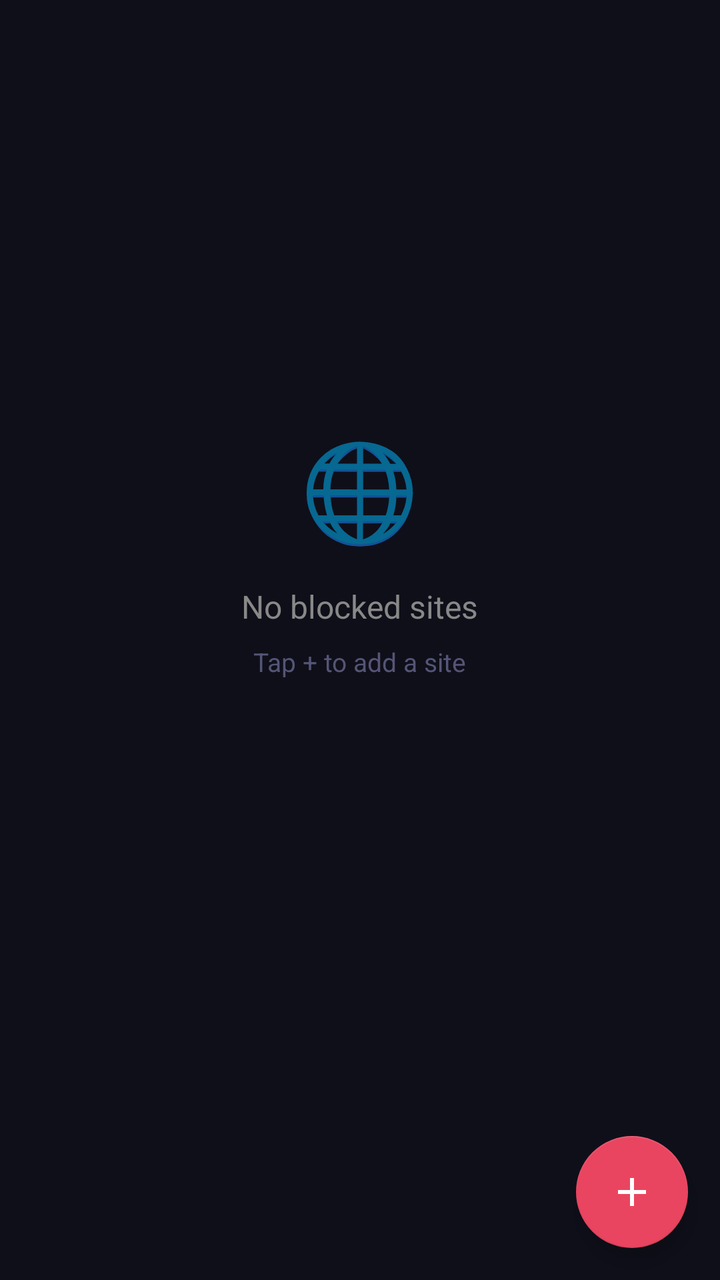
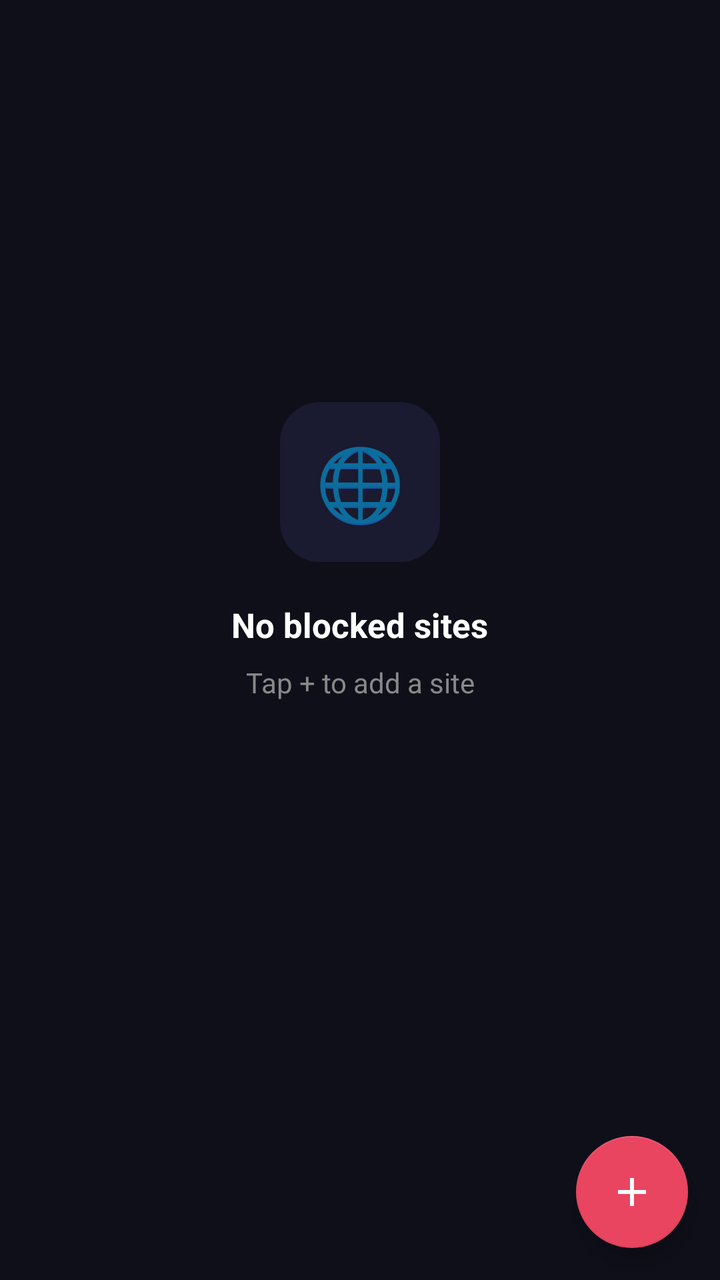

Two renders of the same Android screen: before a commit and after it. Below are the layout's source before the change and the commit's diff.
<!-- AndroidManifest.xml: application theme Theme.ITNSecureBrowser -->
<!-- res/layout/fragment_sites.xml -->
<?xml version="1.0" encoding="utf-8"?>
<LinearLayout xmlns:android="http://schemas.android.com/apk/res/android"
    android:layout_width="match_parent"
    android:layout_height="match_parent"
    android:orientation="vertical"
    android:background="#0F0F1A">

    
    <LinearLayout
        android:id="@+id/emptyState"
        android:layout_width="match_parent"
        android:layout_height="0dp"
        android:layout_weight="1"
        android:orientation="vertical"
        android:gravity="center"
        android:visibility="visible">

        <TextView
            android:layout_width="wrap_content"
            android:layout_height="wrap_content"
            android:text="🌐"
            android:textSize="48sp"
            android:layout_marginBottom="16dp" />

        <TextView
            android:layout_width="wrap_content"
            android:layout_height="wrap_content"
            android:text="@string/sites_empty_title"
            android:textColor="#888888"
            android:textSize="16sp" />

        <TextView
            android:layout_width="wrap_content"
            android:layout_height="wrap_content"
            android:text="@string/sites_empty_hint"
            android:textColor="#555577"
            android:textSize="13sp"
            android:layout_marginTop="8dp" />
    </LinearLayout>

    
    <androidx.recyclerview.widget.RecyclerView
        android:id="@+id/sitesList"
        android:layout_width="match_parent"
        android:layout_height="0dp"
        android:layout_weight="1"
        android:visibility="gone"
        android:clipToPadding="false"
        android:paddingBottom="80dp" />

    
    <FrameLayout
        android:layout_width="match_parent"
        android:layout_height="wrap_content">

        <com.google.android.material.floatingactionbutton.FloatingActionButton
            android:id="@+id/fabAddSite"
            android:layout_width="wrap_content"
            android:layout_height="wrap_content"
            android:layout_gravity="end|bottom"
            android:layout_margin="16dp"
            android:src="@drawable/ic_add"
            android:contentDescription="Add site"
            app:backgroundTint="@color/accent"
            app:tint="#FFFFFF"
            xmlns:app="http://schemas.android.com/apk/res-auto" />
    </FrameLayout>

</LinearLayout>
<!-- resources referenced by this layout -->
<resources>
  <color name="accent">#E94560</color>
  <!-- drawable ic_add (drawable) -->
  <vector xmlns:android="http://schemas.android.com/apk/res/android"
      android:width="24dp"
      android:height="24dp"
      android:viewportWidth="24"
      android:viewportHeight="24">
      <path
          android:fillColor="#FFFFFF"
          android:pathData="M19,13h-6v6h-2v-6H5v-2h6V5h2v6h6v2z" />
  </vector>
  <string name="sites_empty_hint">Tap + to add a site</string>
  <string name="sites_empty_title">No blocked sites</string>
  <style name="Theme.ITNSecureBrowser" parent="Theme.MaterialComponents.DayNight.NoActionBar">
          <item name="colorPrimary">@color/tab_active</item>
          <item name="colorPrimaryVariant">@color/bg_tab_bar</item>
          <item name="colorOnPrimary">@color/text_primary</item>
          <item name="colorSecondary">@color/accent</item>
          <item name="colorOnSecondary">@color/text_primary</item>
          <item name="android:windowBackground">@color/bg_toolbar</item>
          <item name="android:statusBarColor">@color/bg_tab_bar</item>
          <item name="android:navigationBarColor">@color/bg_tab_bar</item>
          <item name="android:windowLightStatusBar">false</item>
      </style>
  <color name="tab_active">#0F3460</color>
  <color name="bg_tab_bar">#1A1A2E</color>
  <color name="text_primary">#FFFFFF</color>
  <color name="bg_toolbar">#16213E</color>
</resources>

<!-- the commit's change to res/layout/fragment_sites.xml (unified diff, before → after) -->
@@ -1,9 +1,10 @@
 <?xml version="1.0" encoding="utf-8"?>
 <LinearLayout xmlns:android="http://schemas.android.com/apk/res/android"
+    xmlns:app="http://schemas.android.com/apk/res-auto"
     android:layout_width="match_parent"
     android:layout_height="match_parent"
     android:orientation="vertical"
-    android:background="#0F0F1A">
+    android:background="@color/bg_page">
 
     
     <LinearLayout
@@ -13,29 +14,40 @@
         android:layout_weight="1"
         android:orientation="vertical"
         android:gravity="center"
-        android:visibility="visible">
+        android:visibility="visible"
+        android:paddingStart="32dp"
+        android:paddingEnd="32dp">
 
-        <TextView
-            android:layout_width="wrap_content"
-            android:layout_height="wrap_content"
-            android:text="🌐"
-            android:textSize="48sp"
-            android:layout_marginBottom="16dp" />
+        <FrameLayout
+            android:layout_width="80dp"
+            android:layout_height="80dp"
+            android:background="@drawable/bg_empty_state_card"
+            android:layout_marginBottom="20dp">
+
+            <TextView
+                android:layout_width="wrap_content"
+                android:layout_height="wrap_content"
+                android:text="🌐"
+                android:textSize="36sp"
+                android:layout_gravity="center" />
+        </FrameLayout>
 
         <TextView
             android:layout_width="wrap_content"
             android:layout_height="wrap_content"
             android:text="@string/sites_empty_title"
-            android:textColor="#888888"
-            android:textSize="16sp" />
+            android:textColor="@color/text_primary"
+            android:textSize="17sp"
+            android:textStyle="bold" />
 
         <TextView
             android:layout_width="wrap_content"
             android:layout_height="wrap_content"
             android:text="@string/sites_empty_hint"
-            android:textColor="#555577"
-            android:textSize="13sp"
-            android:layout_marginTop="8dp" />
+            android:textColor="@color/text_secondary"
+            android:textSize="14sp"
+            android:layout_marginTop="8dp"
+            android:gravity="center" />
     </LinearLayout>
 
     
@@ -46,7 +58,10 @@
         android:layout_weight="1"
         android:visibility="gone"
         android:clipToPadding="false"
-        android:paddingBottom="80dp" />
+        android:paddingStart="12dp"
+        android:paddingEnd="12dp"
+        android:paddingTop="12dp"
+        android:paddingBottom="88dp" />
 
     
     <FrameLayout
@@ -63,7 +78,7 @@
             android:contentDescription="Add site"
             app:backgroundTint="@color/accent"
             app:tint="#FFFFFF"
-            xmlns:app="http://schemas.android.com/apk/res-auto" />
+            app:shapeAppearanceOverlay="@style/ShapeAppearanceOverlay.FAB" />
     </FrameLayout>
 
 </LinearLayout>
<!-- resource entries referenced after the edit -->
@@ -1,6 +1,7 @@
 <!-- resources referenced by this layout -->
 <resources>
   <color name="accent">#E94560</color>
+  <color name="bg_page">#0F0F1A</color>
   <!-- drawable ic_add (drawable) -->
   <vector xmlns:android="http://schemas.android.com/apk/res/android"
       android:width="24dp"
@@ -13,6 +14,9 @@
   </vector>
   <string name="sites_empty_hint">Tap + to add a site</string>
   <string name="sites_empty_title">No blocked sites</string>
+  <style name="ShapeAppearanceOverlay.FAB" parent="">
+          <item name="cornerSize">50%</item>
+      </style>
   <style name="Theme.ITNSecureBrowser" parent="Theme.MaterialComponents.DayNight.NoActionBar">
           <item name="colorPrimary">@color/tab_active</item>
           <item name="colorPrimaryVariant">@color/bg_tab_bar</item>
@@ -24,9 +28,18 @@
           <item name="android:navigationBarColor">@color/bg_tab_bar</item>
           <item name="android:windowLightStatusBar">false</item>
       </style>
+  <color name="empty_icon_bg">#1A1A30</color>
   <color name="tab_active">#0F3460</color>
   <color name="bg_tab_bar">#1A1A2E</color>
   <color name="text_primary">#FFFFFF</color>
+  <color name="text_secondary">#888888</color>
+  <!-- drawable bg_empty_state_card (drawable) -->
+  <?xml version="1.0" encoding="utf-8"?>
+  <shape xmlns:android="http://schemas.android.com/apk/res/android"
+      android:shape="rectangle">
+      <corners android:radius="20dp" />
+      <solid android:color="@color/empty_icon_bg" />
+  </shape>
   <color name="bg_toolbar">#16213E</color>
 </resources>
 
